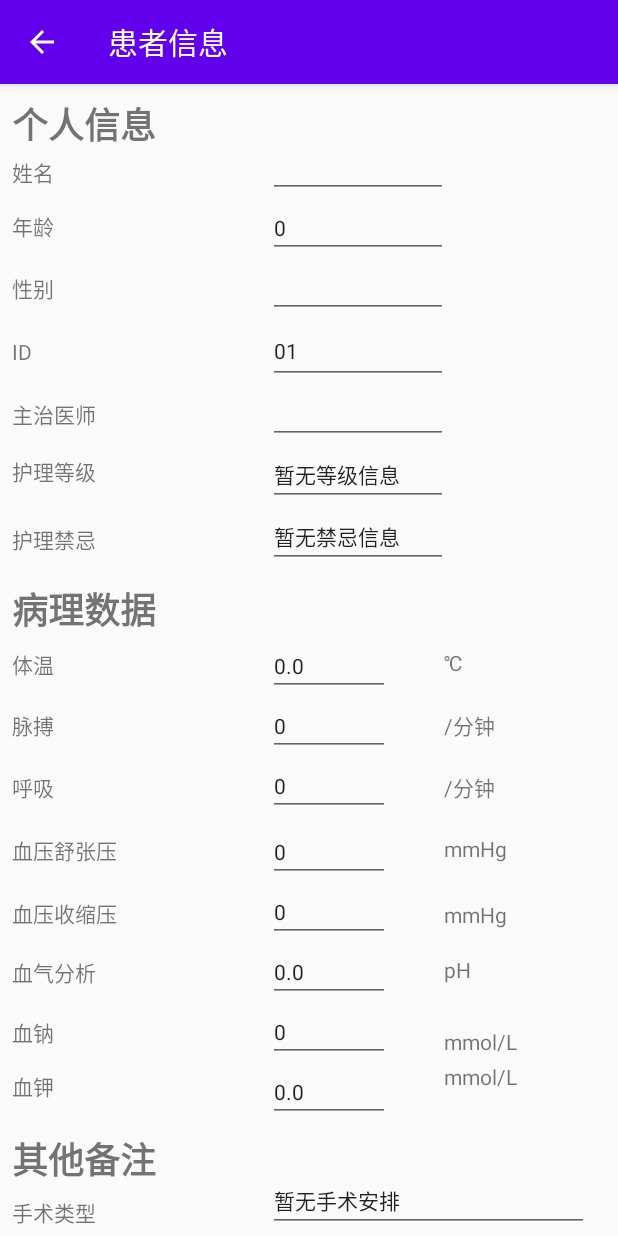
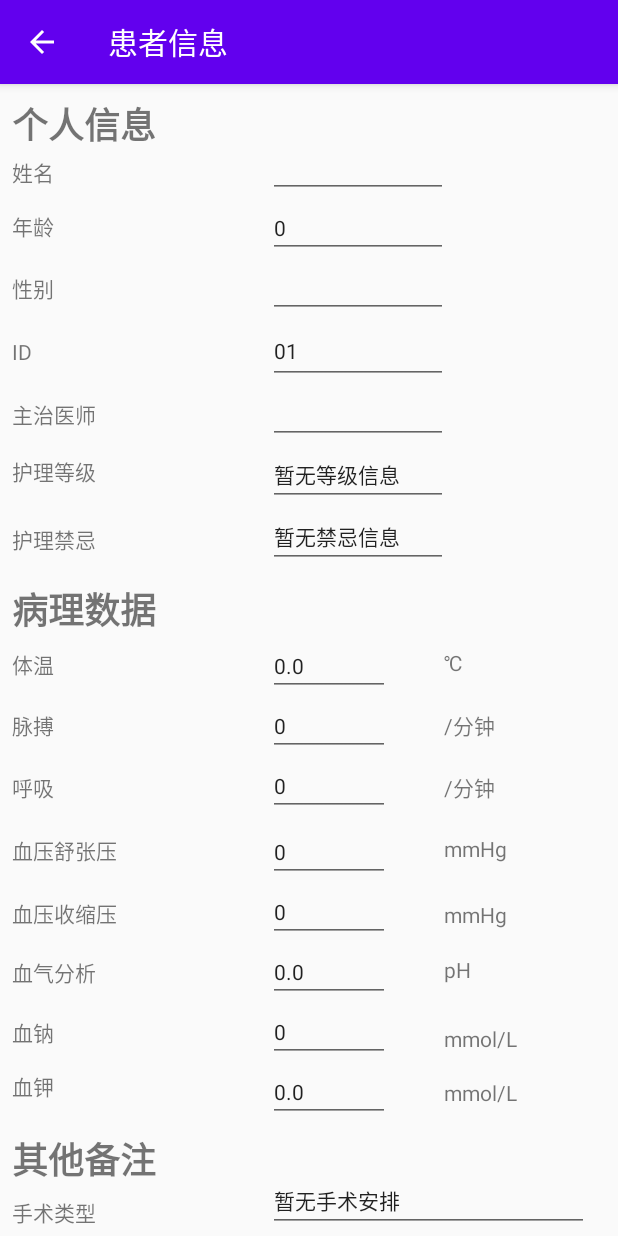
Before and after one commit to OMGCA/MediServer, an Android app: the screen it shows after launch (DisplayPatientActivity), after a tap on "新增", on a phone screen of 412 x 824 dp. Run offline under Robolectric (Android 15) with nearby library versions, the phone set to English and light mode, and no system bars.

Commit message:
Client UI: Fixed mmol/L placement issue

```diff
--- a/MediClient/app/src/main/res/layout/content_display_patient.xml
+++ b/MediClient/app/src/main/res/layout/content_display_patient.xml
@@ -123,8 +123,7 @@
                 android:text="@string/mmolPerL"
                 app:layout_constraintBottom_toBottomOf="@+id/bloodK"
                 app:layout_constraintStart_toStartOf="@+id/textView4"
-                app:layout_constraintTop_toTopOf="@+id/bloodK"
-                app:layout_constraintVertical_bias="0.0" />
+                app:layout_constraintTop_toBottomOf="@+id/bloodNa" />
 
             <EditText
                 android:id="@+id/bodyTmpText"
@@ -379,11 +378,11 @@
                 android:id="@+id/textView4"
                 android:layout_width="wrap_content"
                 android:layout_height="wrap_content"
+                android:layout_marginTop="8dp"
                 android:text="@string/mmolPerL"
                 app:layout_constraintBottom_toBottomOf="@+id/bloodNa"
                 app:layout_constraintStart_toStartOf="@+id/textView19"
-                app:layout_constraintTop_toTopOf="@+id/bloodNa"
-                app:layout_constraintVertical_bias="0.809" />
+                app:layout_constraintTop_toBottomOf="@+id/bGas" />
 
             <TextView
                 android:id="@+id/textView6"
```
